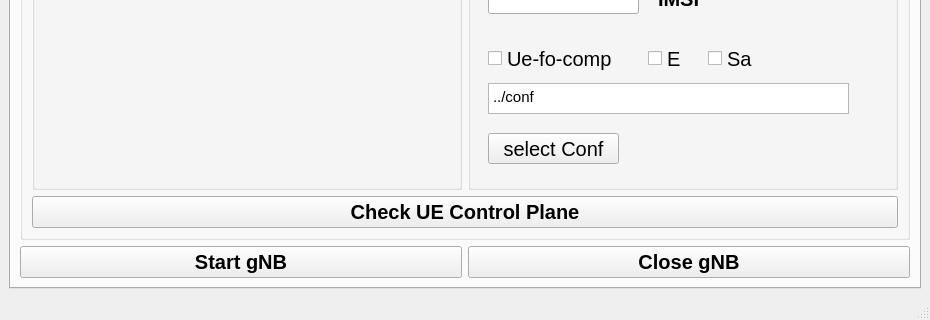
The window that mainwindow.ui (Onursever/remote-Oai) describes before a commit, drawn with Qt 5; both pictures show x 0 to 930 and y 360 to 680 of the 930 by 680 pixel window.
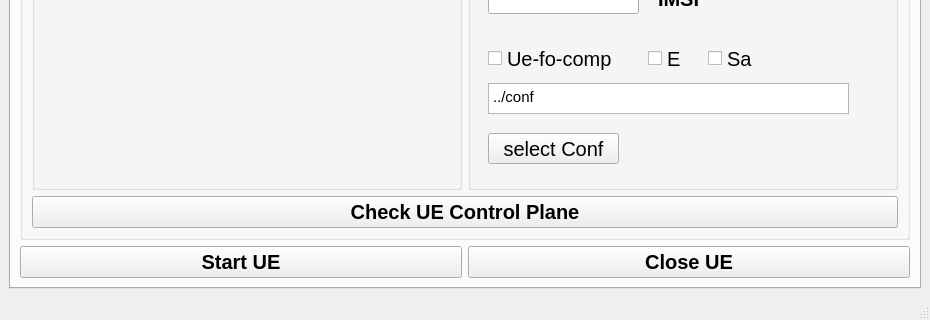
The same window after the commit.

Diff of the .ui file:
```diff
--- a/mainwindow.ui
+++ b/mainwindow.ui
@@ -795,7 +795,7 @@
            </font>
           </property>
           <property name="text">
-           <string>Start gNB</string>
+           <string>Start UE</string>
           </property>
          </widget>
         </item>
@@ -808,7 +808,7 @@
            </font>
           </property>
           <property name="text">
-           <string>Close gNB</string>
+           <string>Close UE</string>
           </property>
          </widget>
         </item>
```
Left out of the diff: 4 changed lines with no effect on the pictures.
